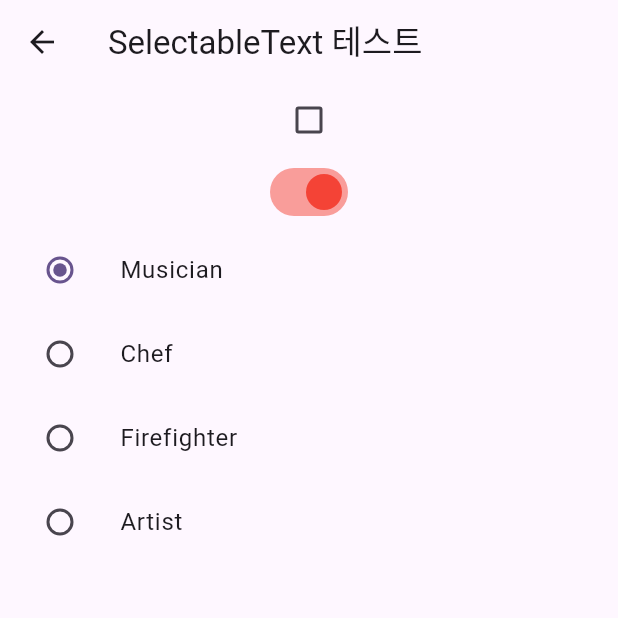
After one commit to ask0908/flutter_practice, a Flutter app: the ToggleWidgetTest screen opened directly, on a phone screen of 412 x 824 dp, the top half of it. The commit adds this screen. Run offline on Flutter 3.47's test engine with Material 3 defaults, Android fonts, the phone set to English and light mode, and no system bars.

Commit message:
유저 입력 다루기 2

```diff
--- a/lib/main.dart
+++ b/lib/main.dart
@@ -1,5 +1,5 @@
 import 'package:flutter/material.dart';
-import 'package:flutter_practice/dropdown_test.dart';
+import 'package:flutter_practice/dismissible_test.dart';
 
 void main() {
   runApp(const MyApp());
@@ -12,7 +12,7 @@ class MyApp extends StatelessWidget {
   Widget build(BuildContext context) {
     return MaterialApp(
       theme: ThemeData(colorScheme: .fromSeed(seedColor: Colors.deepPurple)),
-      home: const DropdownTest(),
+      home: const DismissibleTest(),
     );
   }
 }
--- /dev/null
+++ b/lib/toggle_widget_test.dart
@@ -0,0 +1,124 @@
+import 'package:flutter/material.dart';
+
+class ToggleWidgetTest extends StatelessWidget {
+  const ToggleWidgetTest({super.key});
+
+  @override
+  Widget build(BuildContext context) {
+    return Scaffold(
+      appBar: AppBar(title: const Text("SelectableText 테스트")),
+      body: Center(
+        child: Column(
+          children: [
+            CheckboxTest(),
+            SwitchTest(),
+            RadioTest(),
+          ],
+        ),
+      ),
+    );
+  }
+}
+
+class CheckboxTest extends StatefulWidget {
+  const CheckboxTest({super.key});
+
+  @override
+  State<CheckboxTest> createState() => _CheckboxTestState();
+}
+
+class _CheckboxTestState extends State<CheckboxTest> {
+
+  bool isChecked = false;
+
+  @override
+  Widget build(BuildContext context) {
+    return Checkbox(
+      checkColor: Colors.white,
+      value: isChecked,
+      onChanged: (bool? value) {
+        setState(() {
+          isChecked = value!;
+        });
+      },
+    );
+  }
+}
+
+class SwitchTest extends StatefulWidget {
+  const SwitchTest({super.key});
+
+  @override
+  State<SwitchTest> createState() => _SwitchTestState();
+}
+
+class _SwitchTestState extends State<SwitchTest> {
+
+  bool light = true;
+
+  @override
+  Widget build(BuildContext context) {
+    return Switch(
+      value: light,
+      activeThumbColor: Colors.red,
+      onChanged: (bool value) {
+        setState(() {
+          light = value;
+        });
+      },
+    );
+  }
+}
+
+enum Character {
+  musician,
+  chef,
+  firefighter,
+  artist,
+}
+
+class RadioTest extends StatefulWidget {
+  const RadioTest({super.key});
+
+  @override
+  State<RadioTest> createState() => _RadioTestState();
+}
+
+class _RadioTestState extends State<RadioTest> {
+
+  Character? _character = Character.musician;
+
+  void setCharacter(Character? value) {
+    setState(() {
+      _character = value;
+    });
+  }
+
+  @override
+  Widget build(BuildContext context) {
+    return RadioGroup(
+      groupValue: _character,
+      onChanged: setCharacter,
+      child: Column(
+        children: [
+          ListTile(
+            title: const Text('Musician'),
+            leading: Radio<Character>(value: Character.musician),
+          ),
+          ListTile(
+            title: const Text('Chef'),
+            leading: Radio<Character>(value: Character.chef),
+          ),
+          ListTile(
+            title: const Text('Firefighter'),
+            leading: Radio<Character>(value: Character.firefighter),
+          ),
+          ListTile(
+            title: const Text('Artist'),
+            leading: Radio<Character>(value: Character.artist),
+          ),
+        ],
+      ),
+    );
+  }
+}
--- a/pubspec.yaml
+++ b/pubspec.yaml
@@ -35,6 +35,7 @@ dependencies:
   # Use with the CupertinoIcons class for iOS style icons.
   cupertino_icons: ^1.0.8
   shake: ^3.0.0
+  intl: ^0.20.2
 
 dev_dependencies:
   flutter_test:
```
Also changed, not shown: lib/date_picker_dialog_test.dart (added, +52 -0 lines), lib/dismissible_test.dart (added, +44 -0 lines), lib/slider_test.dart (added, +245 -0 lines), pubspec.lock.
